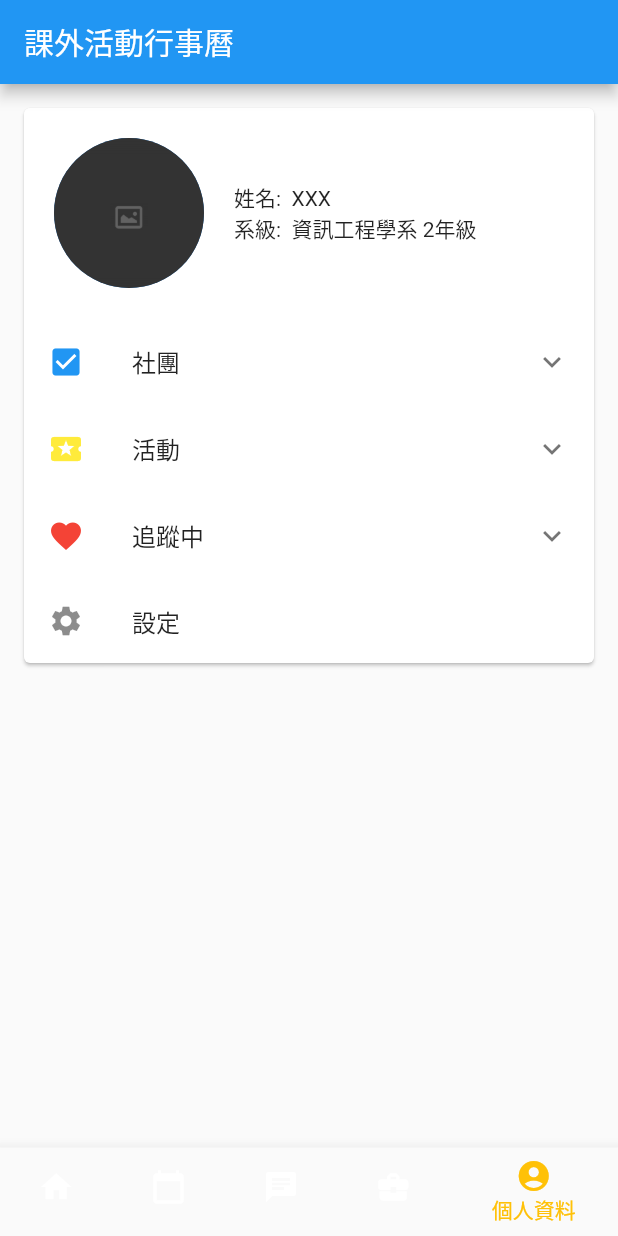
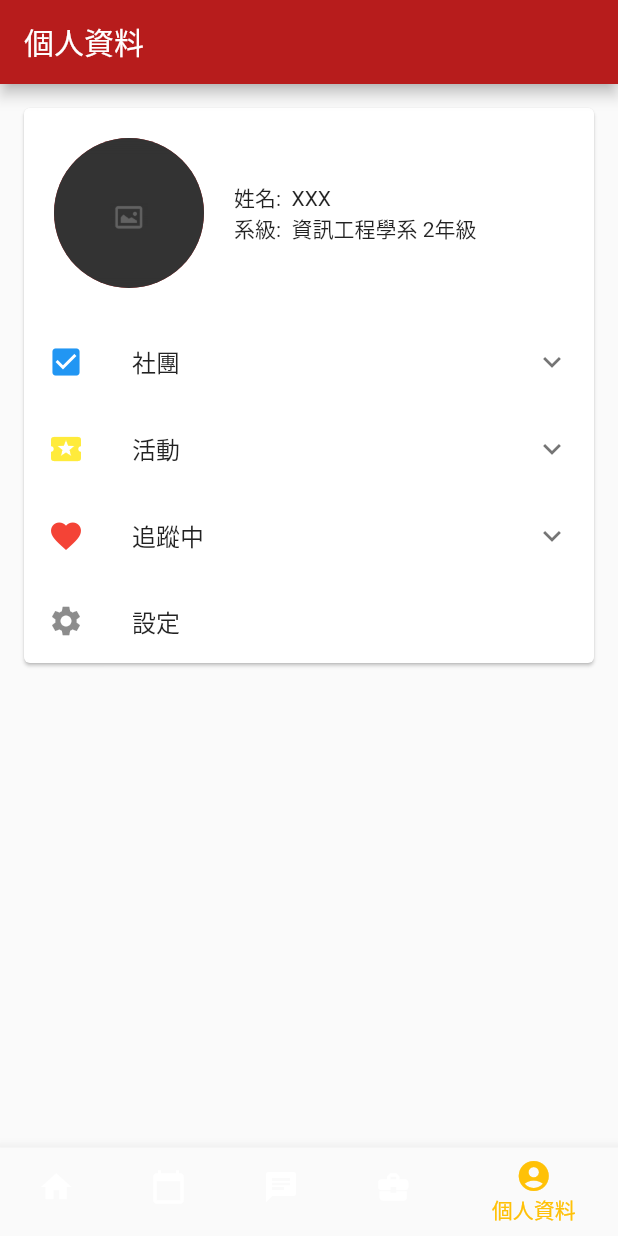
Before and after one commit to babyhui/afterclass_calendar, a Flutter app: the screen it shows after launch, item 5 of the bottom bar chosen, on a phone screen of 412 x 824 dp. Run offline on Flutter 3.47's test engine with Material 2 defaults, Android fonts, the phone set to English and light mode, and no system bars; our stand-ins replace table_calendar; network calls fail.

Commit message:
顏色(我要睡覺了zZ)

```diff
--- a/afterclass_calendar/lib/main.dart
+++ b/afterclass_calendar/lib/main.dart
@@ -1,5 +1,5 @@
 import 'package:flutter/material.dart';
-import 'package:afterclass_calendar/page/home.dart';
+import 'package:afterclass_calendar/page/activity.dart';
 import 'package:afterclass_calendar/page/calendar.dart';
 import 'package:afterclass_calendar/page/club.dart';
 import 'package:afterclass_calendar/page/manage.dart';
@@ -11,6 +11,9 @@ class MyApp extends StatelessWidget {
   @override
   Widget build(BuildContext context) {
     return MaterialApp(
+      theme:
+          ThemeData(primarySwatch: Colors.red, primaryColor: Colors.red[900]),
+      // debugShowCheckedModeBanner: false,
       home: Scaffold(
         body: BottomNavigationController(),
       ),
@@ -30,14 +33,14 @@ class _BottomNavigationControllerState
     extends State<BottomNavigationController> {
   //目前選擇頁索引值
   int _currentIndex = 0; //預設值
-  final pages = [Home(), Calendar(), Club(), Manage(), Account()];
+  final pages = [Activity(), Calendar(), Club(), Manage(), Account()];
 
   @override
   Widget build(BuildContext context) {
     return Scaffold(
-      appBar: AppBar(
-        title: Text('課外活動行事曆'),
-      ),
+      // appBar: AppBar(
+      //   title: Text('課外活動行事曆'),
+      // ),
       body: pages[_currentIndex],
       bottomNavigationBar: BottomNavigationBar(
         items: <BottomNavigationBarItem>[
--- a/afterclass_calendar/lib/page/account.dart
+++ b/afterclass_calendar/lib/page/account.dart
@@ -4,6 +4,9 @@ class Account extends StatelessWidget {
   @override
   Widget build(BuildContext context) {
     return Scaffold(
+      appBar: AppBar(
+        title: Text('個人資料'),
+      ),
       body: SingleChildScrollView(
         child: Padding(
           padding: const EdgeInsets.all(12.0),
@@ -34,12 +37,27 @@ class Account extends StatelessWidget {
                 title: Text("社團"),
                 children: <Widget>[
                   ListTile(
+                    leading: CircleAvatar(
+                      backgroundImage: AssetImage(
+                        "images/圖片顯示中.jpg",
+                      ),
+                    ),
                     title: Text("逢甲大學 iOS Club 志工隊"),
                   ),
                   ListTile(
+                    leading: CircleAvatar(
+                      backgroundImage: AssetImage(
+                        "images/圖片顯示中.jpg",
+                      ),
+                    ),
                     title: Text("熱門音樂社"),
                   ),
                   ListTile(
+                    leading: CircleAvatar(
+                      backgroundImage: AssetImage(
+                        "images/圖片顯示中.jpg",
+                      ),
+                    ),
                     title: Text("琴韻吉他社"),
                   ),
                 ],
--- a/afterclass_calendar/lib/page/calendar.dart
+++ b/afterclass_calendar/lib/page/calendar.dart
@@ -23,7 +23,11 @@ class Calendar extends StatelessWidget {
   @override
   Widget build(BuildContext context) {
     return TableCalendar(
+      locale: 'zh_CN',
       calendarController: _calendarController,
     );
   }
 }
+
+//https://pub.dev/packages/table_calendar
+//https://github.com/aleksanderwozniak/table_calendar/tree/master/example
--- a/afterclass_calendar/lib/page/club.dart
+++ b/afterclass_calendar/lib/page/club.dart
@@ -53,8 +53,9 @@ class Club extends StatelessWidget {
                       ))
                   .toList(),
             );
+          } else {
+            return CircularProgressIndicator();
           }
-          return CircularProgressIndicator();
         },
       ),
     );
--- a/afterclass_calendar/lib/page/club_detail.dart
+++ b/afterclass_calendar/lib/page/club_detail.dart
@@ -12,7 +12,6 @@ class ClubDetail extends StatelessWidget {
 
   @override
   Widget build(BuildContext context) {
-    print(post.logo); ////////////
     return Scaffold(
       appBar: AppBar(
         title: Text(post.name),
```
Also changed, not shown: afterclass_calendar/lib/page/activity.dart (renamed from afterclass_calendar/lib/page/home.dart, +6 -4 lines), afterclass_calendar/lib/page/activity_detail.dart (added, +36 -0 lines).
